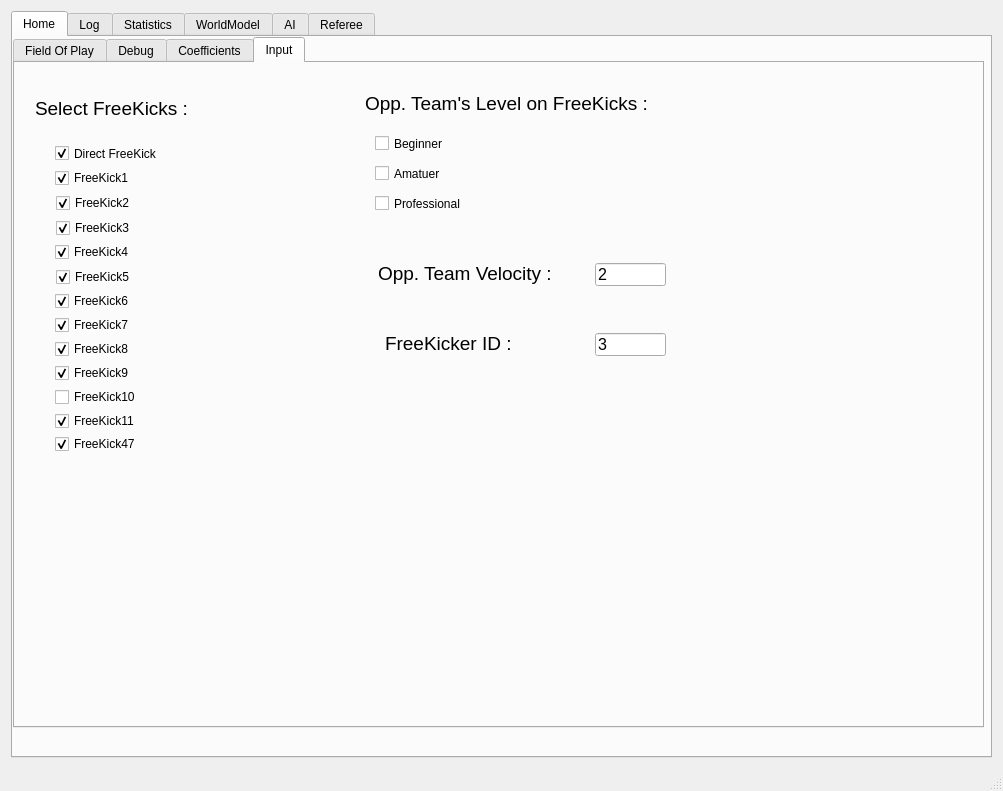
Old version of the form src/ui/mainwindow.ui in the repository kn2cssl/kn2cPrograms.
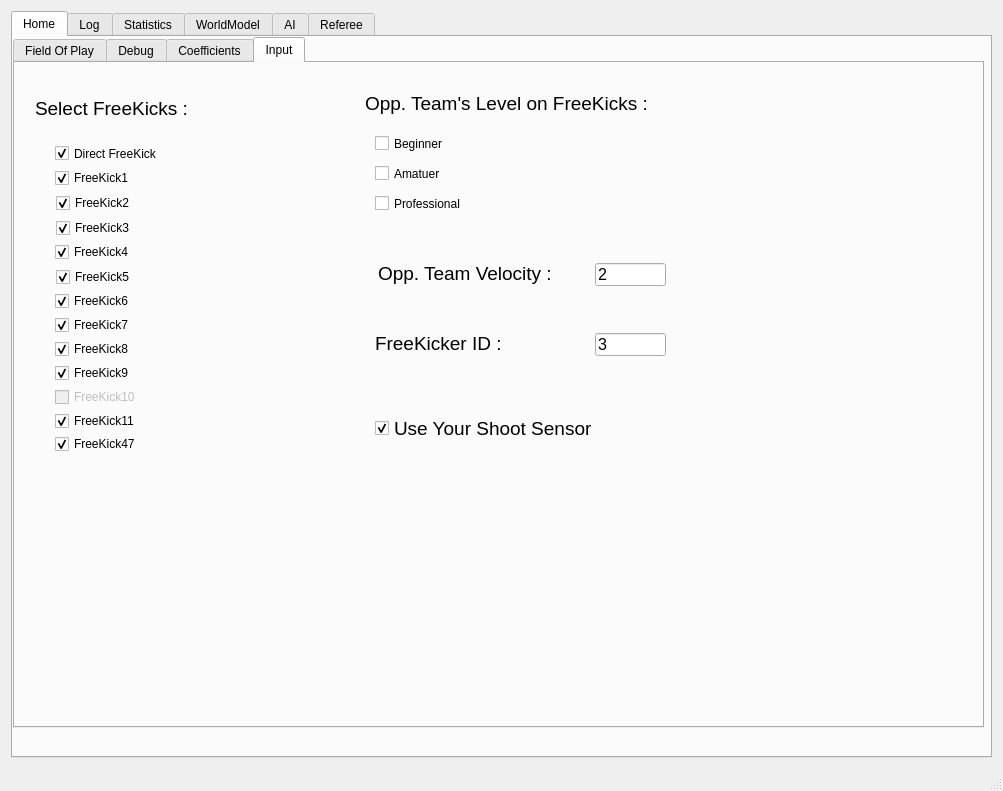
New version of the form. The open tabs and pages were chosen to show the change. Icons and pictures are not drawn.

Commit message: Sensor Shoot UI

Patch:
```diff
--- a/src/ui/mainwindow.ui
+++ b/src/ui/mainwindow.ui
@@ -1199,7 +1199,7 @@
          </widget>
          <widget class="QCheckBox" name="fk10_checkBox">
           <property name="enabled">
-           <bool>true</bool>
+           <bool>false</bool>
           </property>
           <property name="geometry">
            <rect>
@@ -1212,6 +1212,9 @@
           <property name="text">
            <string>FreeKick10</string>
           </property>
+          <property name="checkable">
+           <bool>true</bool>
+          </property>
           <property name="checked">
            <bool>false</bool>
           </property>
@@ -1251,7 +1254,7 @@
          <widget class="QLabel" name="label_56">
           <property name="geometry">
            <rect>
-            <x>370</x>
+            <x>360</x>
             <y>260</y>
             <width>151</width>
             <height>41</height>
@@ -1284,6 +1287,27 @@
            <string>3</string>
           </property>
          </widget>
+         <widget class="QCheckBox" name="useShootSensor_chBox">
+          <property name="geometry">
+           <rect>
+            <x>360</x>
+            <y>330</y>
+            <width>251</width>
+            <height>71</height>
+           </rect>
+          </property>
+          <property name="font">
+           <font>
+            <pointsize>14</pointsize>
+           </font>
+          </property>
+          <property name="text">
+           <string>Use Your Shoot Sensor</string>
+          </property>
+          <property name="checked">
+           <bool>true</bool>
+          </property>
+         </widget>
         </widget>
        </widget>
       </widget>
```
The commit also changes 3 other files.
